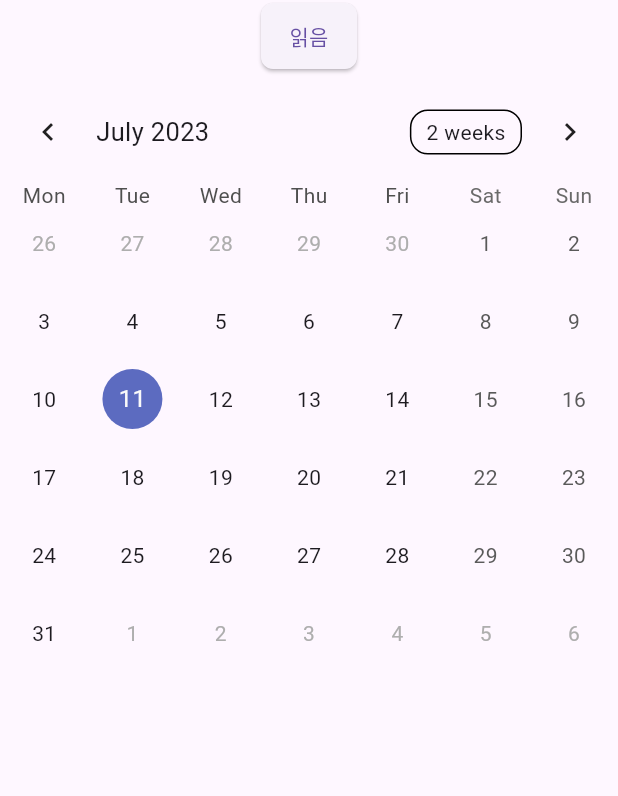
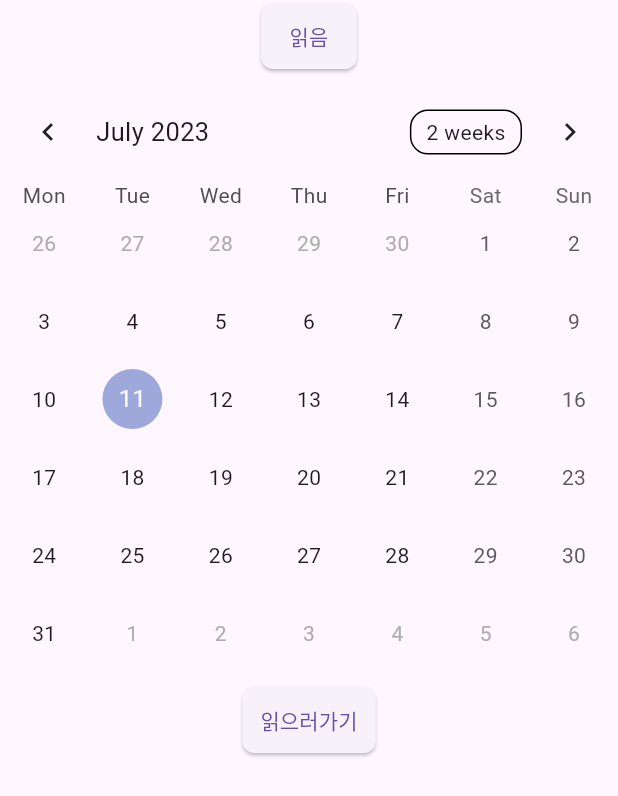
Before and after one commit to hyungsuk0315/hanatongdoc2, a Flutter app: the Calendar screen opened directly, after a tap on "읽음", on a phone screen of 412 x 824 dp. Shown: the top 796 px of the screen. Run offline on Flutter 3.47's test engine with Material 2 defaults, Android fonts, the phone set to English and light mode, and no system bars; drawn by our look-alikes of table_calendar; our stand-ins replace firebase_auth, firebase_core; missing offline and left inert: firebase_ui_auth, firebase_ui_localizations; accounts and stored records are empty; statements that could not run were skipped.

Commit message:
korean patch

```diff
--- /dev/null
+++ b/lib/screen/memo_screen.dart
@@ -0,0 +1,24 @@
+import 'package:flutter/material.dart';
+
+class MemoScreen extends StatefulWidget {
+  const MemoScreen({super.key});
+
+  @override
+  State<MemoScreen> createState() => _MemoScreenState();
+}
+
+class _MemoScreenState extends State<MemoScreen> {
+  @override
+  Widget build(BuildContext context) {
+    return MaterialApp(
+      home:Scaffold(
+        appBar:AppBar(
+            title: Text('하나 통독'),
+            leading: ImageIcon(
+                AssetImage('images/lalab_logo.png')
+            )
+        ),
+      )
+    );
+  }
+}
--- a/lib/screen/profile_screen.dart
+++ b/lib/screen/profile_screen.dart
@@ -5,6 +5,7 @@ import 'package:intl/date_symbol_data_local.dart';
 import 'package:table_calendar/table_calendar.dart';
 import '../src/widget_appBar.dart';
 import '../utils.dart';
+
 
 class ProfileScreen extends StatefulWidget {
   const ProfileScreen({super.key});
@@ -38,10 +39,15 @@ class Calendar extends StatefulWidget {
 }
 
 class _CalendarState extends State<Calendar> {
+
   final ValueNotifier<List<Event>> _selectedEvents = ValueNotifier([]);
 
   // Using a `LinkedHashSet` is recommended due to equality comparison override
   final Set<DateTime> _selectedDays = LinkedHashSet<DateTime>(
+    equals: isSameDay,
+    hashCode: getHashCode,
+  );
+  final Set<DateTime> _focusedDays = LinkedHashSet<DateTime>(
     equals: isSameDay,
     hashCode: getHashCode,
   );
@@ -53,13 +59,11 @@ class _CalendarState extends State<Calendar> {
   void _onDaySelected(DateTime selectedDay, DateTime focusedDay) {
     setState(() {
       _focusedDay = focusedDay;
-      _selectedDays.contains(_focusedDay);
+      _selectedDays.clear();
+      _selectedDays.addAll(_focusedDays);
       // Update values in a Set
-      // if (_selectedDays.contains(selectedDay)) {
-      //   _selectedDays.remove(selectedDay);
-      // } else {
-      //   _selectedDays.add(selectedDay);
-      // }
+      _selectedDays.add(selectedDay);
+
     });
 
   }
@@ -74,10 +78,10 @@ class _CalendarState extends State<Calendar> {
             child: Text('읽음'),
             onPressed: () {
               setState(() {
-                if(!_selectedDays.contains(_focusedDay))
-                  _selectedDays.add(_focusedDay);
+                if(!_focusedDays.contains(_focusedDay))
+                  _focusedDays.add(_focusedDay);
                 else
-                  _selectedDays.remove(_focusedDay);
+                  _focusedDays.remove(_focusedDay);
               });
             },
           ),
@@ -106,6 +110,13 @@ class _CalendarState extends State<Calendar> {
               _focusedDay = focusedDay;
             },
           ),
+          const SizedBox(height: 8.0),
+          ElevatedButton(
+            child: Text('읽으러가기'),
+            onPressed: () {
+              Navigator.pushReplacementNamed(context, '/books');
+            },
+          ),
         ],
       ),
     );
```
Also changed, not shown: lib/main.dart (+5 -2 lines), lib/screen/books_screen.dart (added, +44 -0 lines), lib/utils.dart (line endings or trailing spaces).
